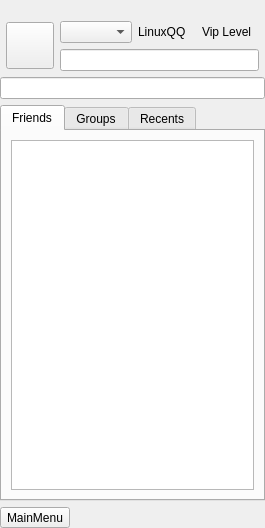
This is src/ui/mainwindow.ui in zhanlangsir/Qtqq as Qt 5 draws it before an edit. The edited form follows.
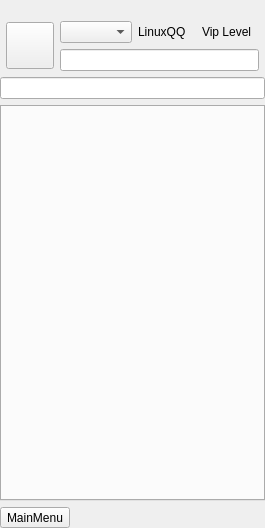
This is the edited form.

Patch:
```diff
--- a/src/ui/mainwindow.ui
+++ b/src/ui/mainwindow.ui
@@ -173,40 +173,6 @@
        <property name="movable">
         <bool>true</bool>
        </property>
-       <widget class="QWidget" name="friends">
-        <attribute name="title">
-         <string>Friends</string>
-        </attribute>
-        <layout class="QVBoxLayout" name="verticalLayout_5">
-         <item>
-          <widget class="QTreeView" name="tv_friendlist">
-           <attribute name="headerVisible">
-            <bool>false</bool>
-           </attribute>
-          </widget>
-         </item>
-        </layout>
-       </widget>
-       <widget class="QWidget" name="groups">
-        <attribute name="title">
-         <string>Groups</string>
-        </attribute>
-        <layout class="QVBoxLayout" name="verticalLayout_3">
-         <item>
-          <widget class="QListView" name="lv_grouplist"/>
-         </item>
-        </layout>
-       </widget>
-       <widget class="QWidget" name="recents">
-        <attribute name="title">
-         <string>Recents</string>
-        </attribute>
-        <layout class="QVBoxLayout" name="verticalLayout_4">
-         <item>
-          <widget class="QListView" name="lv_recentlist"/>
-         </item>
-        </layout>
-       </widget>
       </widget>
      </item>
     </layout>
```
Left out of the diff: 2 changed lines with no effect on the pictures.
